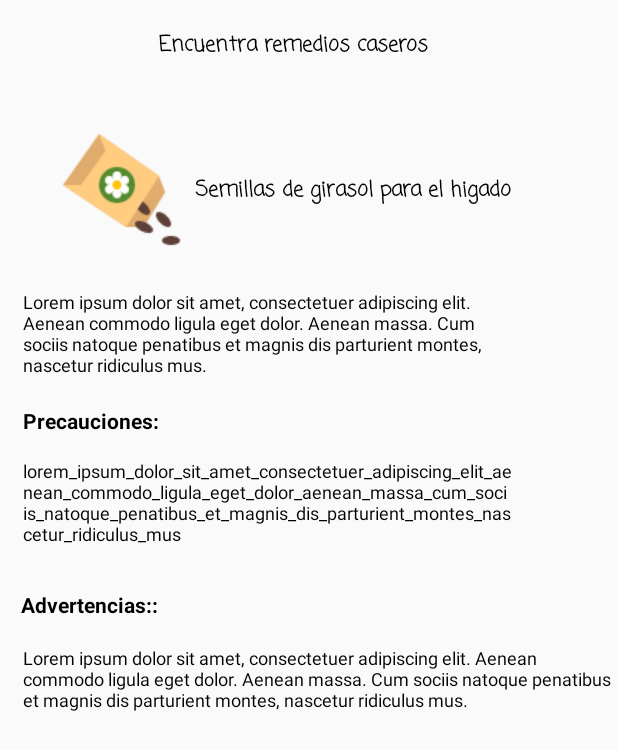
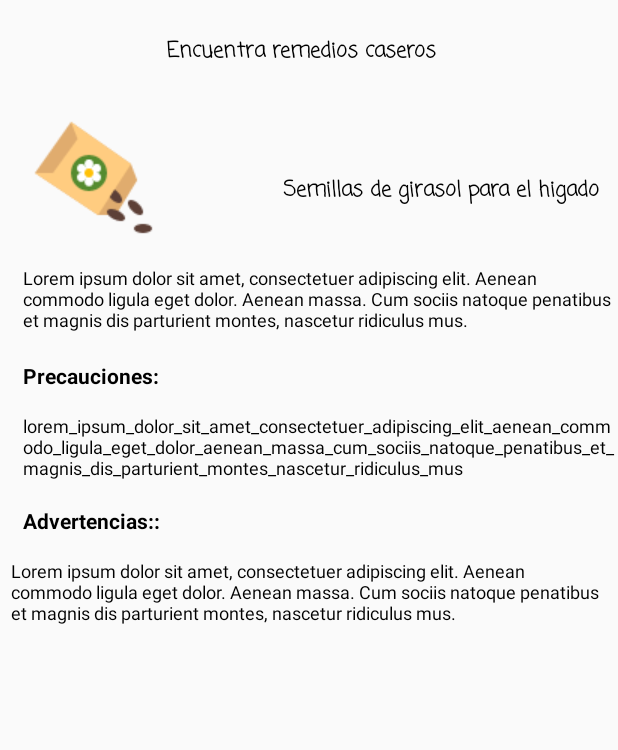
Before and after one commit to ZeroVitz/AppNatureHeal, an Android app: the layout resultado_remedio.xml on its own in the app's theme, with its tools: preview values and no code run, on a phone screen of 412 x 824 dp. Shown: the top 750 px of the screen. Run offline under Robolectric (Android 15) with nearby library versions, the phone set to English and light mode, and no system bars.

Commit message:
Creada pantalla de buscar remedios en lista.

```diff
--- a/app/src/main/java/com/example/greciaguzmn/natureheal/MainActivity.java
+++ b/app/src/main/java/com/example/greciaguzmn/natureheal/MainActivity.java
@@ -19,7 +19,6 @@ import android.view.MenuItem;
 public class MainActivity extends AppCompatActivity
         implements NavigationView.OnNavigationItemSelectedListener, AcercaFragment.OnFragmentInteractionListener, FavoritosFragment.OnFragmentInteractionListener,
         ConfiguracionFragment.OnFragmentInteractionListener, fragmentHome.OnFragmentInteractionListener, cuentaFragment.OnFragmentInteractionListener {
-
 
 
     @Override
--- /dev/null
+++ b/app/src/main/res/layout/busqueda_remedios.xml
@@ -0,0 +1,13 @@
+<?xml version="1.0" encoding="utf-8"?>
+<LinearLayout xmlns:android="http://schemas.android.com/apk/res/android"
+    android:orientation="vertical" android:layout_width="match_parent"
+    android:layout_height="match_parent">
+
+    <ListView
+        android:layout_width="match_parent"
+        android:layout_height="match_parent"
+        android:entries="@array/remedios"
+        android:id="@+id/Remedio"
+        />
+
+</LinearLayout>
--- a/app/src/main/res/layout/fragment_configuracion.xml
+++ b/app/src/main/res/layout/fragment_configuracion.xml
@@ -12,4 +12,5 @@
         android:id="@+id/miLista"
         />
 
+
 </LinearLayout>
--- a/app/src/main/res/layout/resultado_remedio.xml
+++ b/app/src/main/res/layout/resultado_remedio.xml
@@ -3,66 +3,6 @@
     xmlns:app="http://schemas.android.com/apk/res-auto"
     android:orientation="vertical" android:layout_width="match_parent"
     android:layout_height="match_parent">
-
-    <ImageView
-        android:layout_width="wrap_content"
-        android:layout_height="wrap_content"
-        app:srcCompat="@drawable/Semilla"
-        android:layout_marginTop="36dp"
-        android:id="@+id/imageView5"
-        android:layout_marginStart="34dp"
-        android:layout_below="@+id/subtitulo"
-        android:layout_alignParentStart="true" />
-
-    <TextView
-        android:text="Semillas de girasol para el higado"
-        android:layout_width="wrap_content"
-        android:layout_height="wrap_content"
-        android:id="@+id/textView4"
-        android:textAlignment="center"
-        android:textStyle="normal|bold"
-        android:fontFamily="casual"
-        android:textColor="@android:color/background_dark"
-        android:layout_marginBottom="35dp"
-        android:layout_above="@+id/textView7"
-        android:layout_toEndOf="@+id/imageView5" />
-
-    <TextView
-        android:text="@string/advertencias"
-        android:layout_width="wrap_content"
-        android:layout_height="wrap_content"
-        android:id="@+id/titpre"
-        android:textColor="@android:color/background_dark"
-        android:layout_marginTop="29dp"
-        android:textStyle="normal|bold"
-        android:layout_below="@+id/remediodescp"
-        android:layout_alignEnd="@+id/textView8" />
-
-    <TextView
-        android:text="Encuentra remedios caseros"
-        android:layout_width="wrap_content"
-        android:layout_height="wrap_content"
-        android:layout_marginTop="19dp"
-        android:id="@+id/subtitulo"
-        android:fontFamily="casual"
-        android:textColor="@android:color/background_dark"
-        android:textSize="14sp"
-        android:textStyle="normal|bold"
-        android:layout_alignParentTop="true"
-        android:layout_toEndOf="@+id/textView8" />
-
-    <TextView
-        android:layout_width="wrap_content"
-        android:layout_height="wrap_content"
-        android:layout_marginTop="19dp"
-        android:id="@+id/textView7"
-        android:text="Lorem ipsum dolor sit amet, consectetuer adipiscing elit. Aenean commodo ligula eget dolor. Aenean massa. Cum sociis natoque penatibus et magnis dis parturient montes, nascetur ridiculus mus. "
-        android:textColor="@android:color/background_dark"
-        android:layout_marginLeft="15dp"
-        android:textSize="12sp"
-        android:textAlignment="viewStart"
-        android:layout_below="@+id/imageView5"
-        android:layout_alignEnd="@+id/textView4" />
 
     <TextView
         android:text="@string/precauciones"
@@ -76,6 +16,68 @@
         android:layout_alignStart="@+id/textView7" />
 
     <TextView
+        android:text="Encuentra remedios caseros"
+        android:layout_width="wrap_content"
+        android:layout_height="wrap_content"
+        android:id="@+id/subtitulo"
+        android:fontFamily="casual"
+        android:textColor="@android:color/background_dark"
+        android:textSize="14sp"
+        android:textStyle="normal|bold"
+        android:layout_alignParentTop="true"
+        android:layout_toEndOf="@+id/imageView7"
+        android:layout_marginTop="23dp" />
+
+    <TextView
+        android:layout_width="wrap_content"
+        android:layout_height="wrap_content"
+        android:id="@+id/textView7"
+        android:text="Lorem ipsum dolor sit amet, consectetuer adipiscing elit. Aenean commodo ligula eget dolor. Aenean massa. Cum sociis natoque penatibus et magnis dis parturient montes, nascetur ridiculus mus. "
+        android:textColor="@android:color/background_dark"
+        android:layout_marginLeft="15dp"
+        android:textSize="12sp"
+        android:textAlignment="viewStart"
+        android:layout_below="@+id/textView4"
+        android:layout_marginTop="11dp" />
+
+    <TextView
+        android:text="Semillas de girasol para el higado"
+        android:layout_width="wrap_content"
+        android:layout_height="wrap_content"
+        android:id="@+id/textView4"
+        android:textAlignment="center"
+        android:textStyle="normal|bold"
+        android:fontFamily="casual"
+        android:textColor="@android:color/background_dark"
+        android:layout_marginBottom="27dp"
+        android:layout_alignBottom="@+id/imageView7"
+        android:layout_alignEnd="@+id/textView7"
+        android:layout_marginEnd="12dp" />
+
+    <TextView
+        android:text="@string/advertencias"
+        android:layout_width="wrap_content"
+        android:layout_height="wrap_content"
+        android:id="@+id/titpre"
+        android:textColor="@android:color/background_dark"
+        android:textStyle="normal|bold"
+        android:layout_below="@+id/remediodescp"
+        android:layout_alignStart="@+id/textView8"
+        android:layout_marginTop="17dp" />
+
+    <TextView
+        android:layout_width="wrap_content"
+        android:layout_height="wrap_content"
+        android:id="@+id/textView9"
+        android:text="Lorem ipsum dolor sit amet, consectetuer adipiscing elit. Aenean commodo ligula eget dolor. Aenean massa. Cum sociis natoque penatibus et magnis dis parturient montes, nascetur ridiculus mus. "
+        android:textColor="@android:color/background_dark"
+        android:layout_marginLeft="15dp"
+        android:textSize="12sp"
+        android:layout_marginTop="15dp"
+        android:layout_below="@+id/titpre"
+        android:layout_centerHorizontal="true" />
+
+    <TextView
         android:layout_width="wrap_content"
         android:layout_height="wrap_content"
         android:id="@+id/remediodescp"
@@ -83,20 +85,16 @@
         android:textColor="@android:color/background_dark"
         android:layout_marginLeft="15dp"
         android:textSize="12sp"
-        android:layout_marginTop="15dp"
         android:layout_below="@+id/textView8"
         android:layout_alignParentStart="true"
-        android:layout_alignEnd="@+id/textView7" />
+        android:layout_marginTop="15dp" />
 
-    <TextView
+    <ImageView
         android:layout_width="wrap_content"
         android:layout_height="wrap_content"
-        android:layout_marginTop="17dp"
-        android:id="@+id/textView9"
-        android:text="Lorem ipsum dolor sit amet, consectetuer adipiscing elit. Aenean commodo ligula eget dolor. Aenean massa. Cum sociis natoque penatibus et magnis dis parturient montes, nascetur ridiculus mus. "
-        android:textColor="@android:color/background_dark"
-        android:layout_marginLeft="15dp"
-        android:textSize="12sp"
-        android:layout_below="@+id/titpre"
-        android:layout_alignParentEnd="true" />
+        app:srcCompat="@drawable/sem"
+        android:id="@+id/imageView7"
+        android:layout_marginTop="24dp"
+        android:layout_below="@+id/subtitulo"
+        android:layout_alignStart="@+id/textView7" />
 </RelativeLayout>
--- a/app/src/main/res/values/strings.xml
+++ b/app/src/main/res/values/strings.xml
@@ -36,4 +36,12 @@
         <item>Borrar cuenta</item>
     </string-array>
 
+    <string-array name="remedios">
+        <item>Remedio 1</item>
+        <item>Remedio 2</item>
+        <item>Remedio 3</item>
+        <item>Remedio 4</item>
+        <item>Remedio 5</item>
+        </string-array>
+
 </resources>
```
Also changed, not shown: app/src/main/res/drawable/batido.png (added), app/src/main/res/drawable/sem.png (renamed from app/src/main/res/drawable/Semilla.png).
